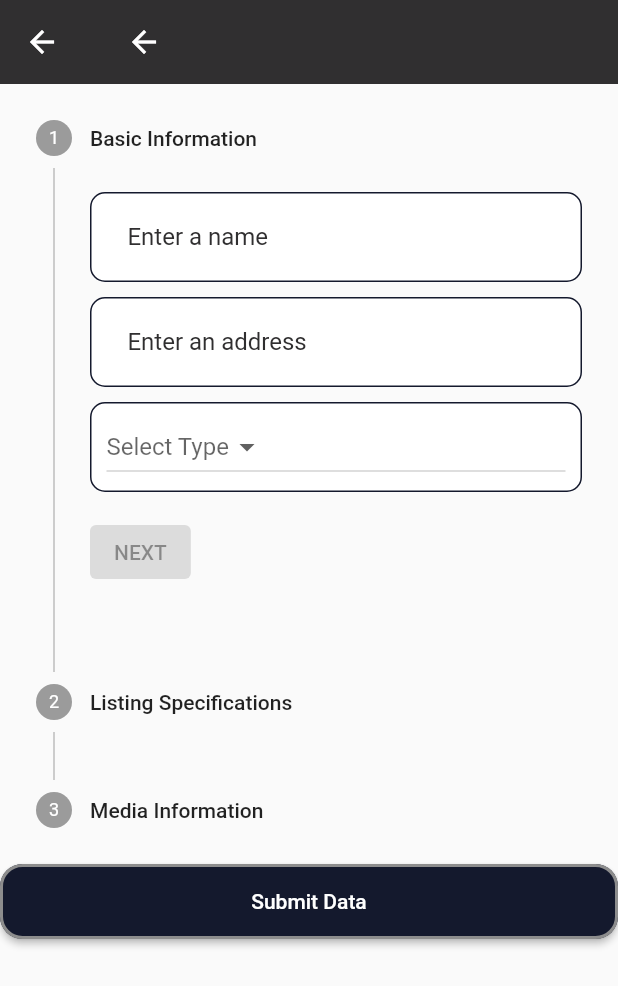
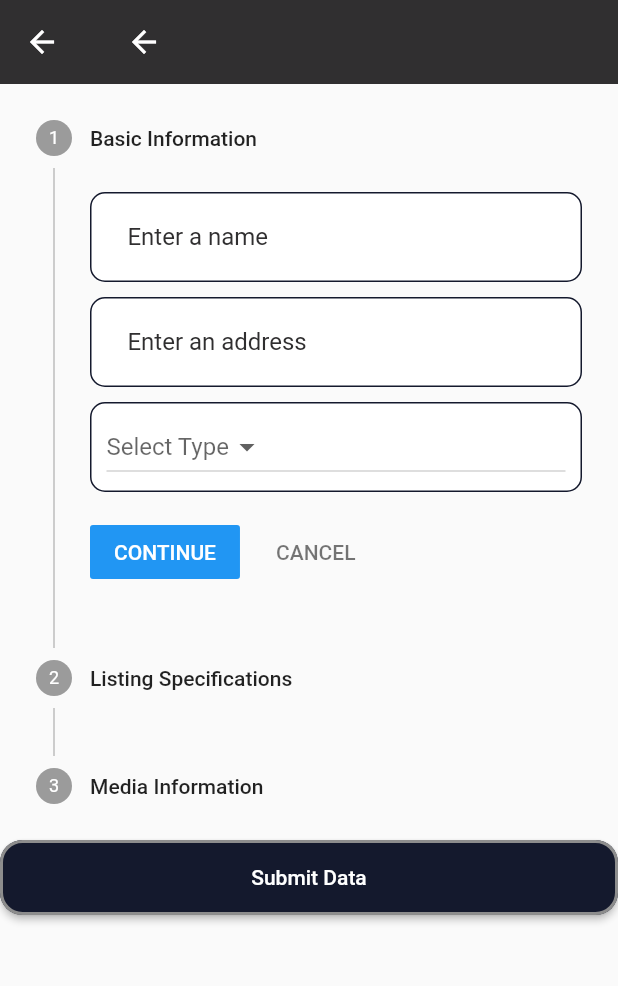
Before and after one commit to Baranga69/Kejani, a Flutter app: the HomePage screen opened directly, after a tap on the "add" icon, on a phone screen of 412 x 824 dp. Shown: the top 986 px of the screen. Run offline on Flutter 3.47's test engine with Material 2 defaults, Android fonts, the phone set to English and light mode, and no system bars; our stand-ins replace bottom_navy_bar, cloud_firestore, file_picker, firebase_auth, firebase_core, firebase_storage and 7 more; accounts and stored records are empty.

Commit message:
Resolved the numerous dependency issues after reinstalling Dart

```diff
--- a/lib/chat_utilities/widget/profile_header.dart
+++ b/lib/chat_utilities/widget/profile_header.dart
@@ -1,8 +1,6 @@
-import 'package:another_nav_bar/models/details.dart';
 import 'package:another_nav_bar/services/database.dart';
 import 'package:cloud_firestore/cloud_firestore.dart';
 import 'package:firebase_auth/firebase_auth.dart';
-import 'package:firebase_database/firebase_database.dart';
 import 'package:firebase_storage/firebase_storage.dart';
 import 'package:flutter/material.dart';
 import 'package:get/get.dart';
--- a/lib/pages/landing_page.dart
+++ b/lib/pages/landing_page.dart
@@ -3,7 +3,6 @@ import 'package:another_nav_bar/custom/BorderBox.dart';
 import 'package:another_nav_bar/models/listings.dart';
 import 'package:another_nav_bar/pages/details_page.dart';
 import 'package:another_nav_bar/pages/newListing_stepper.dart';
-import 'package:another_nav_bar/pages/new_listing.dart';
 import 'package:another_nav_bar/services/database.dart';
 import 'package:another_nav_bar/utilities/chip_controller.dart';
 import 'package:another_nav_bar/utilities/constants.dart';
@@ -53,25 +52,25 @@ class _HomePageState extends State<HomePage> {
                 crossAxisAlignment: CrossAxisAlignment.start,
                 children: [
                 addVerticalSpace(padding),
-                Padding(
-                  padding: sidePadding,
-                  child: Row(
-                    mainAxisAlignment: MainAxisAlignment.spaceBetween,
-                    children: [
-                      BorderBox(
-                        height: 50,
-                        width:50,
-                        child: Icon(Icons.menu,color:COLOR_BLACK,),
-                      ),
-                      BorderBox(
-                        height: 50,
-                        width:50,
-                        child: Icon(Icons.settings,color:COLOR_BLACK,),
-                      ),
-                    ],
-                  ),
-                ),
-                addVerticalSpace(20),
+                // Padding(
+                //   padding: sidePadding,
+                //   child: Row(
+                //     mainAxisAlignment: MainAxisAlignment.spaceBetween,
+                //     children: [
+                //       BorderBox(
+                //         height: 50,
+                //         width:50,
+                //         child: Icon(Icons.menu,color:COLOR_BLACK,),
+                //       ),
+                //       BorderBox(
+                //         height: 50,
+                //         width:50,
+                //         child: Icon(Icons.settings,color:COLOR_BLACK,),
+                //       ),
+                //     ],
+                //   ),
+                // ),
+                // addVerticalSpace(20),
                 Padding(
                   padding: sidePadding,
                   child: Text(
--- a/lib/pages/message_screen.dart
+++ b/lib/pages/message_screen.dart
@@ -1,7 +1,6 @@
 import 'package:another_nav_bar/chat_utilities/widget/messages.dart';
 import 'package:another_nav_bar/chat_utilities/widget/new_message.dart';
 import 'package:another_nav_bar/chat_utilities/widget/profile_header.dart';
-import 'package:another_nav_bar/models/details.dart';
 import 'package:another_nav_bar/utilities/constants.dart';
 import 'package:flutter/material.dart';
 
--- a/lib/pages/newListing_stepper.dart
+++ b/lib/pages/newListing_stepper.dart
@@ -1,16 +1,11 @@
 import 'dart:io';
 import 'package:another_nav_bar/pages/home_screen.dart';
-import 'package:another_nav_bar/utilities/loading.dart';
 import 'package:cloud_firestore/cloud_firestore.dart';
-import 'package:file_picker/file_picker.dart';
 import 'package:firebase_auth/firebase_auth.dart';
 import 'package:firebase_storage/firebase_storage.dart';
 import 'package:flutter/material.dart';
 import 'package:another_nav_bar/utilities/constants.dart';
-import 'package:flutter/services.dart';
-import 'package:google_fonts/google_fonts.dart';
 import 'package:image_picker/image_picker.dart';
-import 'package:path/path.dart';
 
 List<GlobalKey<FormState>> formKeys = [GlobalKey<FormState>(),GlobalKey<FormState>(),GlobalKey<FormState>()];
 
@@ -246,51 +241,51 @@ class _StepperBodyState extends State<StepperBody> {
     }
   }
 
-    void _submitDetails(){
-      final FormState? formState = _formKey.currentState;
+    // void _submitDetails(){
+    //   final FormState? formState = _formKey.currentState;
 
-      if(!formState!.validate()){
-        showSnackBarMessage('Please enter correct data');
-      } else {
-        formState.save();
-        print("Listing Name: $name");
-        print("Listing Address: $address");
-        print("Amount: $amount");
-        print("Area: $area");
-        print("BedroomNo: $bedrooms");
-        print("BathroomNo: $bathrooms");
-        print("Garage: $garage");
-        print("Description: $description");
+    //   if(!formState!.validate()){
+    //     showSnackBarMessage('Please enter correct data');
+    //   } else {
+    //     formState.save();
+    //     print("Listing Name: $name");
+    //     print("Listing Address: $address");
+    //     print("Amount: $amount");
+    //     print("Area: $area");
+    //     print("BedroomNo: $bedrooms");
+    //     print("BathroomNo: $bathrooms");
+    //     print("Garage: $garage");
+    //     print("Description: $description");
 
-      }
-    }
+    //   }
+    // }
     return Container(
       child: Form(
         key: _formKey,
         child: ListView(
           children: <Widget>[
             Stepper(
-              controlsBuilder: (BuildContext context, { VoidCallback? onStepContinue, VoidCallback? onStepCancel }){
-              return Padding(
-                padding: const EdgeInsets.symmetric(vertical: 16.0),
-                child: Row(
-                  children: <Widget>[
-                    ElevatedButton(
-                      onPressed: onStepContinue,
-                      child: const Text('NEXT'),
-                    ),
-                    if (currentStep != 0)
-                    TextButton(
-                    onPressed: onStepCancel,
-                    child: const Text(
-                      'BACK',
-                      style: TextStyle(color: Colors.grey),
-                    ),
-                  ),
-                  ],
-                ),
-              );
-             },
+            //   controlsBuilder: (BuildContext context, { VoidCallback? onStepContinue, VoidCallback? onStepCancel }){
+            //   return Padding(
+            //     padding: const EdgeInsets.symmetric(vertical: 16.0),
+            //     child: Row(
+            //       children: <Widget>[
+            //         ElevatedButton(
+            //           onPressed: onStepContinue,
+            //           child: const Text('NEXT'),
+            //         ),
+            //         if (currentStep != 0)
+            //         TextButton(
+            //         onPressed: onStepCancel,
+            //         child: const Text(
+            //           'BACK',
+            //           style: TextStyle(color: Colors.grey),
+            //         ),
+            //       ),
+            //       ],
+            //     ),
+            //   );
+            //  },
               steps: _steps(),
               type: StepperType.vertical,
               currentStep: this.currentStep,
--- a/lib/pages/new_listing.dart
+++ b/lib/pages/new_listing.dart
@@ -7,7 +7,6 @@ import 'package:firebase_auth/firebase_auth.dart';
 import 'package:firebase_storage/firebase_storage.dart';
 import 'package:flutter/material.dart';
 import 'package:another_nav_bar/utilities/constants.dart';
-import 'package:flutter/services.dart';
 import 'package:google_fonts/google_fonts.dart';
 import 'package:image_picker/image_picker.dart';
 import 'package:path/path.dart';
--- a/lib/services/database.dart
+++ b/lib/services/database.dart
@@ -3,7 +3,6 @@ import 'package:another_nav_bar/models/details.dart';
 import 'package:another_nav_bar/models/user.dart';
 import 'package:cloud_firestore/cloud_firestore.dart';
 import 'package:get/get.dart';
-import 'package:get/get_state_manager/src/simple/get_controllers.dart';
 import 'package:another_nav_bar/utilities/chip_controller.dart';
 
 class DatabaseService extends GetxController{
```
Also changed, not shown: lib/pages/details_page.dart (+12 -8 lines), pubspec.lock, 2 other files.
